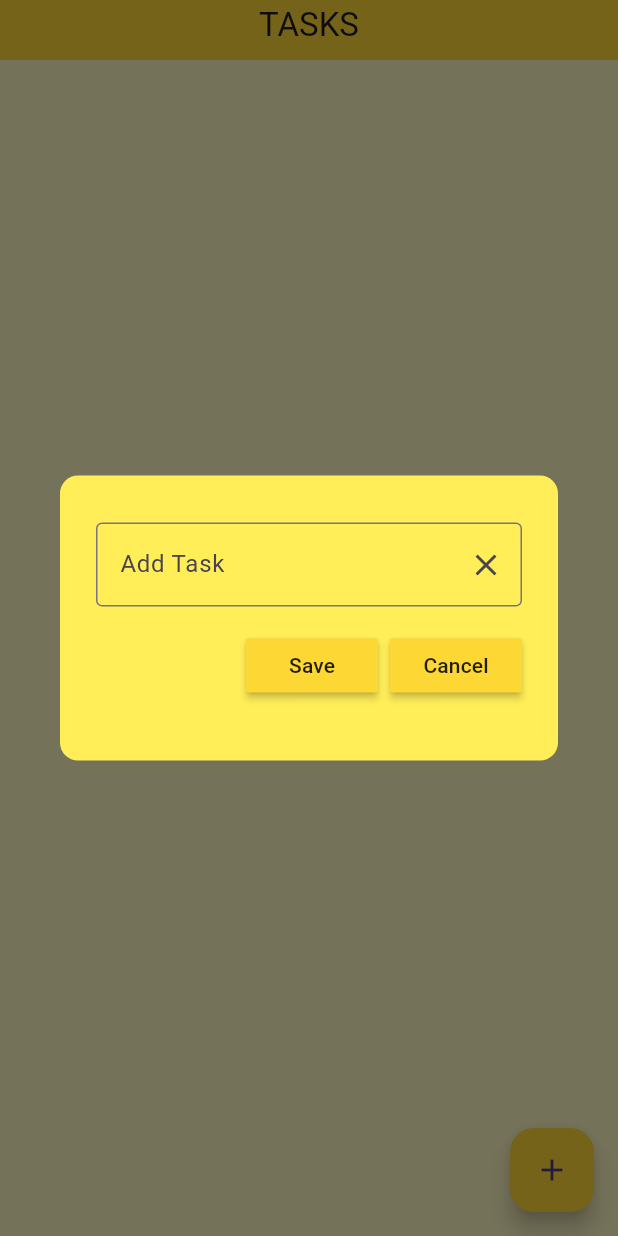
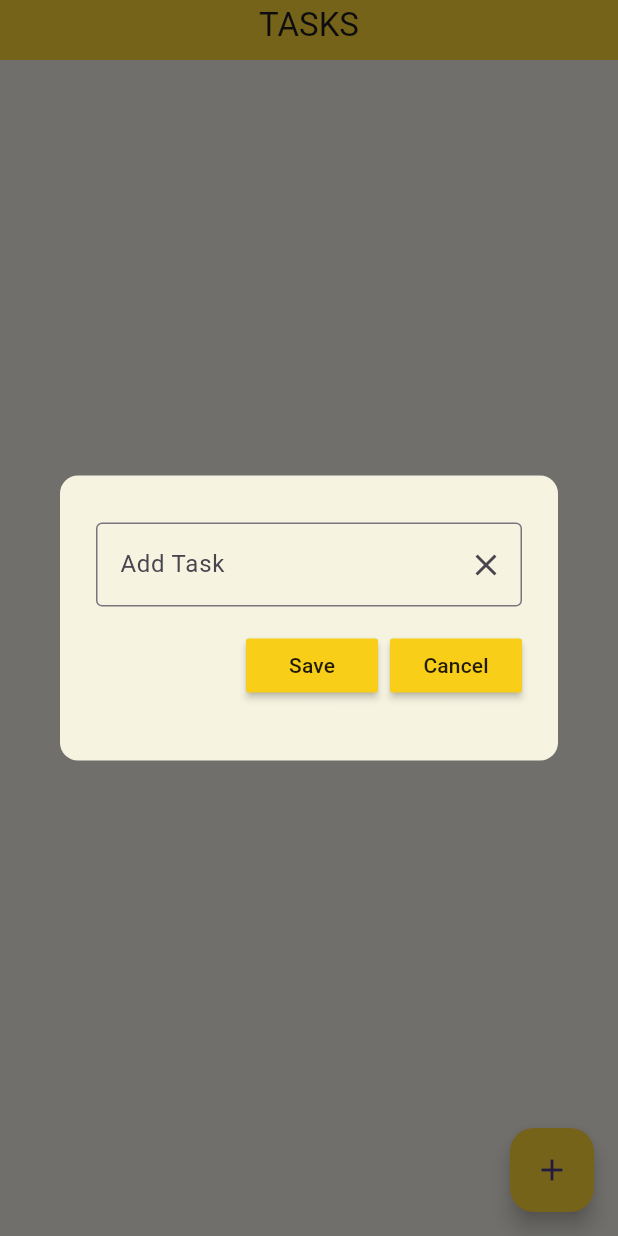
Before and after one commit to salvafide/todo_app, a Flutter app: the screen it shows after launch, after a tap on the "add" icon, on a phone screen of 412 x 824 dp. Run offline on Flutter 3.47's test engine with Material 3 defaults, Android fonts, the phone set to English and light mode, and no system bars; our stand-ins replace flutter_slidable, hive_flutter; accounts and stored records are empty.

Commit message:
Remove edit button, tune theme colors

```diff
--- a/lib/main.dart
+++ b/lib/main.dart
@@ -30,7 +30,13 @@ class MyApp extends StatelessWidget {
     return MaterialApp(
       debugShowCheckedModeBanner: false,
       home: HomePage(),
-      theme: ThemeData(primarySwatch: Colors.yellow)
+      theme: ThemeData(
+        primarySwatch: Colors.yellow,
+        dialogTheme: const DialogTheme(
+          backgroundColor:  Color.fromARGB(255, 245, 245, 245),
+          surfaceTintColor: Colors.yellow
+        ),
+      )
     );
   }
 }
--- a/lib/pages/home_page.dart
+++ b/lib/pages/home_page.dart
@@ -71,14 +71,6 @@ class _HomePageState extends State<HomePage> {
     );
   }
 
-  // Edit task
-  void editTask(int index){
-    setState(() {
-      db.toDoList.removeAt(index);
-    });
-    db.updateDataBase();
-  }
-
   // Delete Task
   void deleteTask(int index) {
     setState(() {
@@ -149,7 +141,7 @@ class _HomePageState extends State<HomePage> {
   Widget build(BuildContext context) {
     return Scaffold(
       resizeToAvoidBottomInset: false,
-      backgroundColor: Colors.yellow[100],
+      backgroundColor: Color.fromARGB(255, 245, 242, 234),
       appBar: PreferredSize(
         preferredSize: Size.fromHeight(40),
         child: AppBar(
@@ -179,7 +171,6 @@ class _HomePageState extends State<HomePage> {
               taskCompleted: db.toDoList[index][1],
               onChanged: (value) => checkBoxChanged(value, index),
               deleteFunction: (context) => deleteTask(index),
-              //editFunction: (context) => EditTask(),
             )
         ],
         onReorderStart: (int index) { HapticFeedback.heavyImpact();},
--- a/lib/util/dialog_box.dart
+++ b/lib/util/dialog_box.dart
@@ -16,7 +16,7 @@ class DialogBox extends StatelessWidget {
   @override
   Widget build(BuildContext context) {
     return AlertDialog(
-      backgroundColor: Colors.yellow[400],
+      //backgroundColor: Color.fromARGB(255, 227, 220, 210),
       shape: RoundedRectangleBorder(
         borderRadius: BorderRadius.circular(12.0),
       ),
--- a/lib/util/my_button.dart
+++ b/lib/util/my_button.dart
@@ -13,7 +13,7 @@ class MyButton extends StatelessWidget {
   Widget build(BuildContext context) {
     return MaterialButton(
       onPressed: onPressed,
-      color: Colors.yellow[600],
+      color: Color.fromARGB(255, 249, 206, 25),
       child: Text(name),
     );
   }
```
Also changed, not shown: lib/util/todo_tile.dart (+2 -8 lines).
